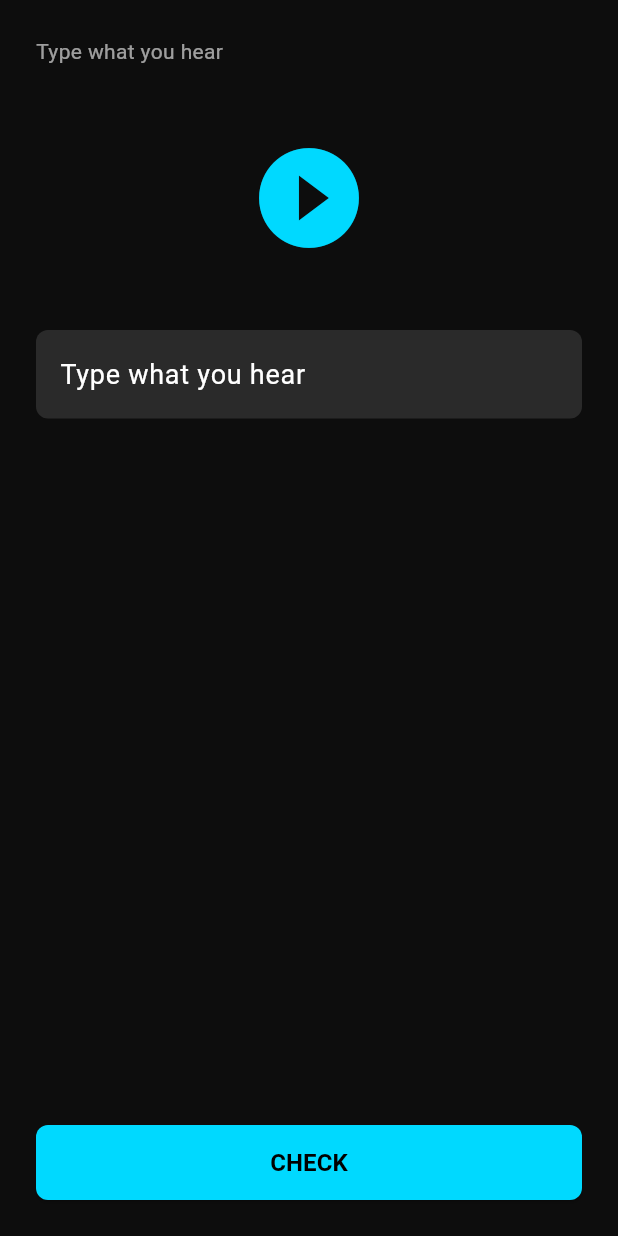
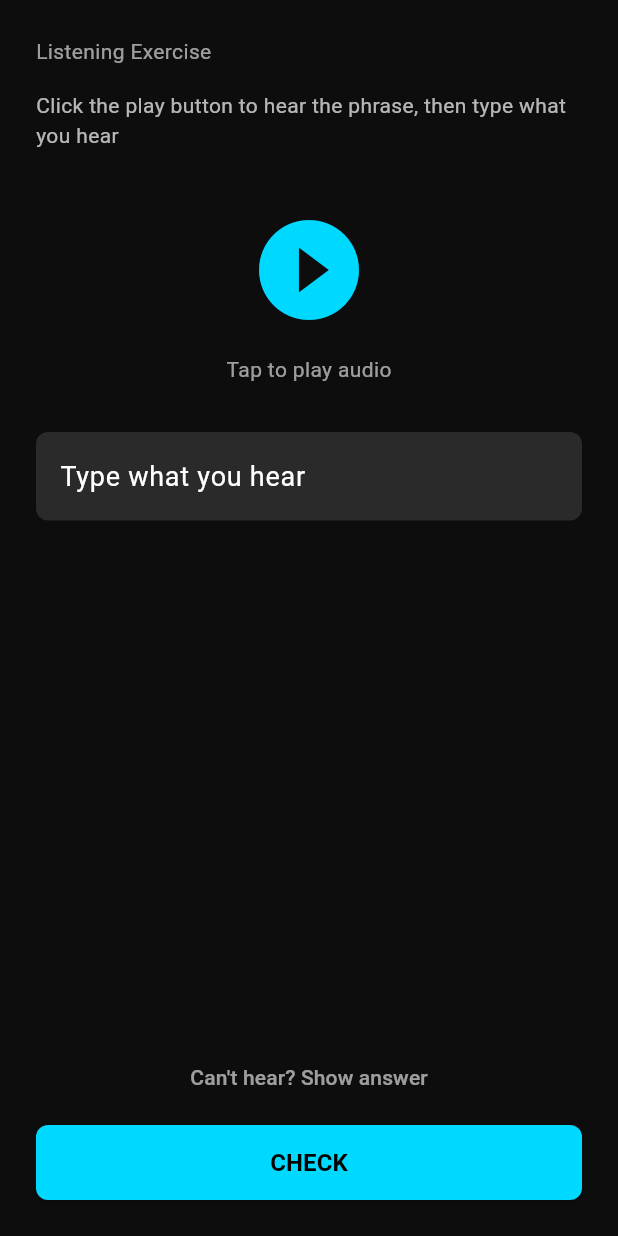
Before and after one commit to urljenkins/jlingo, a Flutter app: the ListeningWidget widget shown alone on an empty page, opened directly with empty values, after a tap on the "play circle filled" icon, on a phone screen of 412 x 824 dp. Run offline on Flutter 3.47's test engine with Material 3 defaults, Android fonts, the phone set to English and light mode, and no system bars; our stand-ins replace flutter_tts, shared_preferences, speech_to_text; accounts and stored records are empty; generated files the repository leaves out were written again.

Commit message:
Improve exercise clarity and add fallbacks for audio features
Translation Exercise:
- Added clear "Translate to English" header
- Highlighted the foreign phrase in a container
- Added explicit instruction "Type the English translation:"
- Makes it obvious what the user needs to do

Listening Exercise:
- Added clearer instructions explaining the task
- Added visual feedback: "Tap to play audio" / "Playing..."
- Added "Can't hear? Show answer" button for accessibility
- Allows users to continue even if TTS doesn't work on their platform

Speaking Exercise:
- Added "SKIP" button for when speech recognition unavailable
- Prevents users from getting stuck on platforms without mic support
- Auto-grants credit to keep learning flow going

These changes ensure the app works smoothly on all platforms, even if
audio features aren't fully functional on macOS or other environments.

```diff
--- a/lib/widgets/exercises/listening_widget.dart
+++ b/lib/widgets/exercises/listening_widget.dart
@@ -22,6 +22,7 @@ class _ListeningWidgetState extends State<ListeningWidget> {
   bool _showFeedback = false;
   bool _isCorrect = false;
   bool _isPlaying = false;
+  bool _hasPlayedOnce = false;
 
   @override
   void initState() {
@@ -44,7 +45,10 @@ class _ListeningWidgetState extends State<ListeningWidget> {
   }
 
   Future<void> _playAudio() async {
-    setState(() => _isPlaying = true);
+    setState(() {
+      _isPlaying = true;
+      _hasPlayedOnce = true;
+    });
     await _tts.speak(widget.exercise.question);
     setState(() => _isPlaying = false);
   }
@@ -73,12 +77,19 @@ class _ListeningWidgetState extends State<ListeningWidget> {
         crossAxisAlignment: CrossAxisAlignment.start,
         children: [
           const Text(
-            'Type what you hear',
+            'Listening Exercise',
             style: TextStyle(fontSize: 14, color: Colors.white60),
           ),
-          const SizedBox(height: 40),
+          const SizedBox(height: 16),
+          const Text(
+            'Click the play button to hear the phrase, then type what you hear',
+            style: TextStyle(fontSize: 14, color: Colors.white70),
+          ),
+          const SizedBox(height: 32),
           Center(
-            child: IconButton(
+            child: Column(
+              children: [
+                IconButton(
                   onPressed: _isPlaying ? null : _playAudio,
                   icon: Icon(
                     _isPlaying ? Icons.volume_up : Icons.play_circle_filled,
@@ -86,8 +97,15 @@ class _ListeningWidgetState extends State<ListeningWidget> {
                     color: _isPlaying ? Colors.white38 : const Color(0xFF00D9FF),
                   ),
                 ),
+                const SizedBox(height: 8),
+                Text(
+                  _isPlaying ? 'Playing...' : 'Tap to play audio',
+                  style: const TextStyle(fontSize: 14, color: Colors.white60),
                 ),
-          const SizedBox(height: 40),
+              ],
+            ),
+          ),
+          const SizedBox(height: 32),
           TextField(
             controller: _controller,
             autofocus: false,
@@ -152,6 +170,24 @@ class _ListeningWidgetState extends State<ListeningWidget> {
             ],
           ],
           const Spacer(),
+          if (_hasPlayedOnce && !_showFeedback)
+            Padding(
+              padding: const EdgeInsets.only(bottom: 12),
+              child: SizedBox(
+                width: double.infinity,
+                height: 40,
+                child: TextButton(
+                  onPressed: () {
+                    _controller.text = widget.exercise.correctAnswer;
+                    _checkAnswer();
+                  },
+                  child: const Text(
+                    "Can't hear? Show answer",
+                    style: TextStyle(fontSize: 14, color: Colors.white60),
+                  ),
+                ),
+              ),
+            ),
           SizedBox(
             width: double.infinity,
             height: 50,
```
Also changed, not shown: lib/widgets/exercises/speak_this_widget.dart (+19 -0 lines), lib/widgets/exercises/translate_this_widget.dart (+17 -5 lines). Lines whose indentation alone changed are shown as unchanged.
